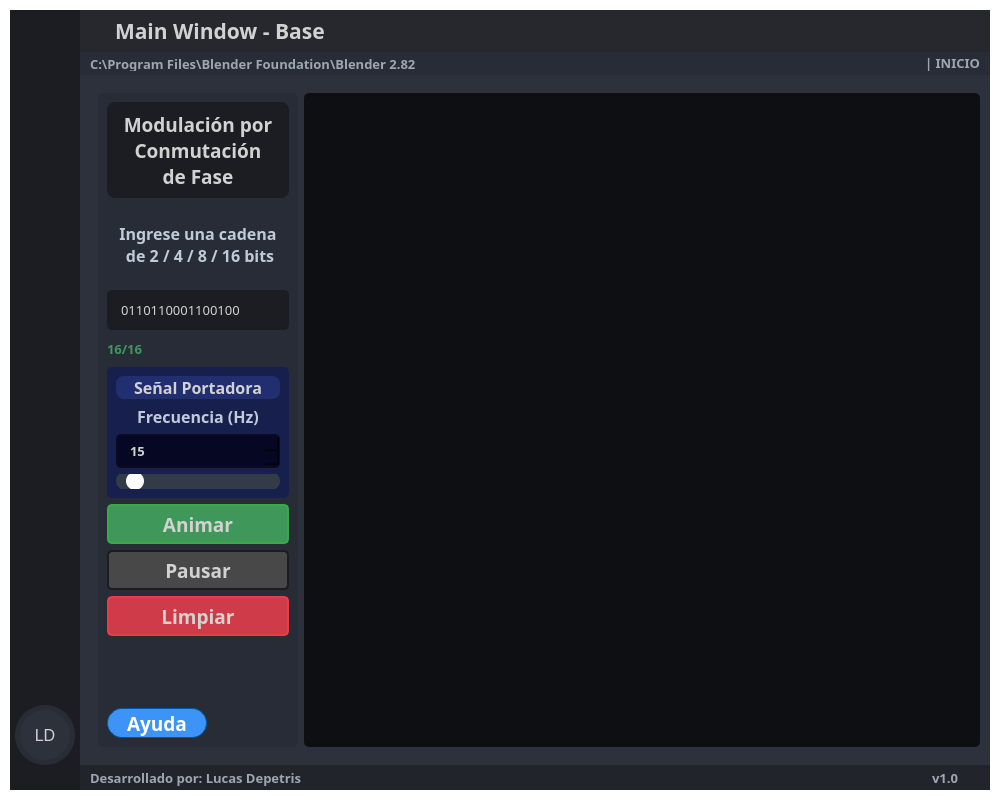
lucasdepetrisd/Signal-Modulation-Analyzer, file src/ui/GUI_BASE.ui: the form before one commit.
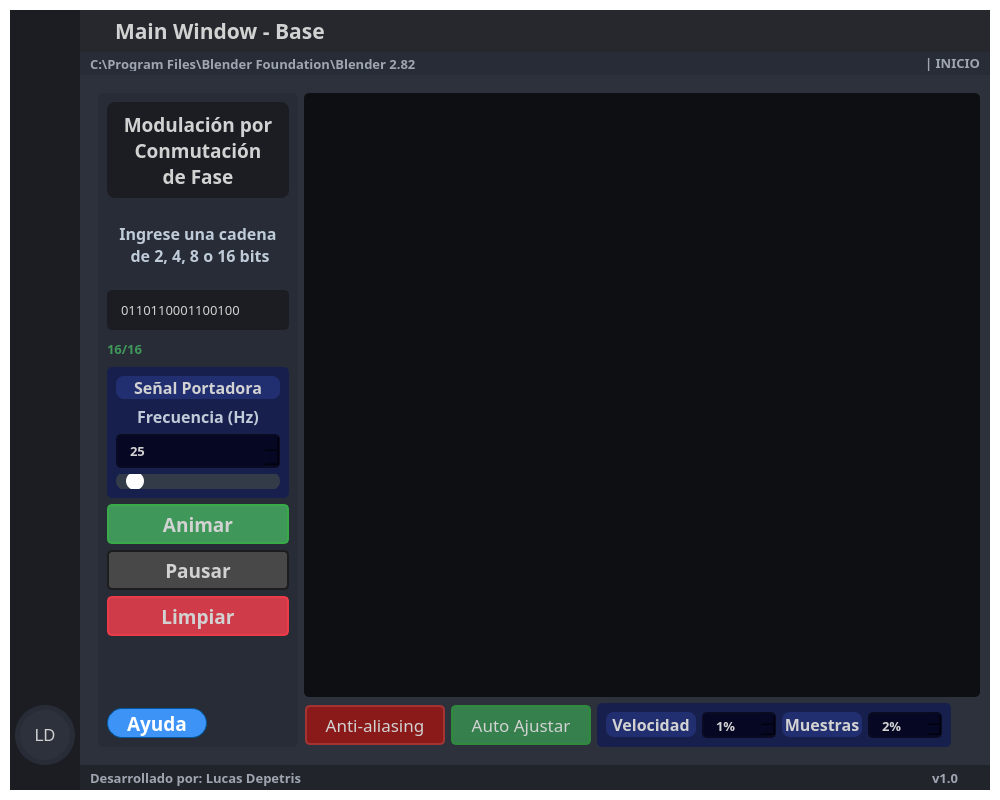
The form after the commit. The open tabs and pages were chosen to show the change. Icons and pictures are not drawn. Custom widgets are drawn as their Qt base class.

The edit to the form file:
```diff
--- a/src/ui/GUI_BASE.ui
+++ b/src/ui/GUI_BASE.ui
@@ -4387,7 +4387,7 @@
                            </property>
                            <property name="text">
                             <string>Ingrese una cadena
- de 2 / 4 / 8 / 16 bits</string>
+ de 2, 4, 8 o 16 bits</string>
                            </property>
                            <property name="alignment">
                             <set>Qt::AlignCenter</set>
@@ -4563,7 +4563,7 @@
                                <number>200</number>
                               </property>
                               <property name="value">
-                               <number>15</number>
+                               <number>25</number>
                               </property>
                              </widget>
                             </item>
@@ -4683,6 +4683,466 @@
                           </property>
                          </widget>
                         </item>
+                        <item alignment="Qt::AlignLeft">
+                         <widget class="QFrame" name="frame_45">
+                          <property name="minimumSize">
+                           <size>
+                            <width>0</width>
+                            <height>0</height>
+                           </size>
+                          </property>
+                          <property name="maximumSize">
+                           <size>
+                            <width>16777215</width>
+                            <height>50</height>
+                           </size>
+                          </property>
+                          <property name="frameShape">
+                           <enum>QFrame::NoFrame</enum>
+                          </property>
+                          <layout class="QHBoxLayout" name="horizontalLayout_38">
+                           <property name="spacing">
+                            <number>6</number>
+                           </property>
+                           <property name="leftMargin">
+                            <number>1</number>
+                           </property>
+                           <property name="topMargin">
+                            <number>6</number>
+                           </property>
+                           <property name="rightMargin">
+                            <number>0</number>
+                           </property>
+                           <property name="bottomMargin">
+                            <number>0</number>
+                           </property>
+                           <item>
+                            <widget class="QPushButton" name="Btn_antialiasPSK">
+                             <property name="sizePolicy">
+                              <sizepolicy hsizetype="Minimum" vsizetype="Preferred">
+                               <horstretch>0</horstretch>
+                               <verstretch>0</verstretch>
+                              </sizepolicy>
+                             </property>
+                             <property name="minimumSize">
+                              <size>
+                               <width>140</width>
+                               <height>30</height>
+                              </size>
+                             </property>
+                             <property name="maximumSize">
+                              <size>
+                               <width>16777215</width>
+                               <height>40</height>
+                              </size>
+                             </property>
+                             <property name="font">
+                              <font>
+                               <family>Satoshi Black</family>
+                               <pointsize>13</pointsize>
+                               <weight>50</weight>
+                               <bold>false</bold>
+                              </font>
+                             </property>
+                             <property name="styleSheet">
+                              <string notr="true">QPushButton {
+	border: 2px solid rgb(46, 139, 59);
+	border-radius: 5px;	
+	background-color: rgb(53, 128, 76);
+}
+QPushButton:hover {
+	background-color: rgb(52, 168, 71);
+	border: 2px solid rgb(48, 156, 57);
+}
+QPushButton:pressed, QPushButton:checked {	
+	background-color: rgb(138, 26, 26);
+	border: 2px solid rgb(163, 52, 52);
+}
+</string>
+                             </property>
+                             <property name="text">
+                              <string>Anti-aliasing</string>
+                             </property>
+                             <property name="icon">
+                              <iconset resource="files.qrc">
+                               <normaloff>:/16x16/icons/16x16/cil-double-quote-sans-right.png</normaloff>:/16x16/icons/16x16/cil-double-quote-sans-right.png</iconset>
+                             </property>
+                             <property name="checkable">
+                              <bool>true</bool>
+                             </property>
+                             <property name="checked">
+                              <bool>true</bool>
+                             </property>
+                             <property name="autoRepeat">
+                              <bool>false</bool>
+                             </property>
+                             <property name="flat">
+                              <bool>false</bool>
+                             </property>
+                            </widget>
+                           </item>
+                           <item>
+                            <widget class="QPushButton" name="Btn_autoajustadoPSK">
+                             <property name="sizePolicy">
+                              <sizepolicy hsizetype="Minimum" vsizetype="Preferred">
+                               <horstretch>0</horstretch>
+                               <verstretch>0</verstretch>
+                              </sizepolicy>
+                             </property>
+                             <property name="minimumSize">
+                              <size>
+                               <width>140</width>
+                               <height>30</height>
+                              </size>
+                             </property>
+                             <property name="maximumSize">
+                              <size>
+                               <width>16777215</width>
+                               <height>40</height>
+                              </size>
+                             </property>
+                             <property name="font">
+                              <font>
+                               <family>Satoshi Black</family>
+                               <pointsize>13</pointsize>
+                               <weight>50</weight>
+                               <bold>false</bold>
+                              </font>
+                             </property>
+                             <property name="styleSheet">
+                              <string notr="true">QPushButton {
+	border: 2px solid rgb(46, 139, 59);
+	border-radius: 5px;	
+	background-color: rgb(53, 128, 76);
+}
+QPushButton:hover {
+	background-color: rgb(52, 168, 71);
+	border: 2px solid rgb(48, 156, 57);
+}
+QPushButton:pressed, QPushButton:checked {	
+	background-color: rgb(138, 26, 26);
+	border: 2px solid rgb(163, 52, 52);
+}
+</string>
+                             </property>
+                             <property name="text">
+                              <string>Auto Ajustar</string>
+                             </property>
+                             <property name="icon">
+                              <iconset resource="files.qrc">
+                               <normaloff>:/16x16/icons/16x16/cil-cursor-move.png</normaloff>:/16x16/icons/16x16/cil-cursor-move.png</iconset>
+                             </property>
+                             <property name="checkable">
+                              <bool>false</bool>
+                             </property>
+                             <property name="checked">
+                              <bool>false</bool>
+                             </property>
+                            </widget>
+                           </item>
+                           <item alignment="Qt::AlignHCenter|Qt::AlignVCenter">
+                            <widget class="QFrame" name="frame_46">
+                             <property name="sizePolicy">
+                              <sizepolicy hsizetype="Minimum" vsizetype="Preferred">
+                               <horstretch>0</horstretch>
+                               <verstretch>0</verstretch>
+                              </sizepolicy>
+                             </property>
+                             <property name="minimumSize">
+                              <size>
+                               <width>260</width>
+                               <height>25</height>
+                              </size>
+                             </property>
+                             <property name="styleSheet">
+                              <string notr="true">background-color: rgb(23, 32, 77);
+border-radius: 5px;</string>
+                             </property>
+                             <property name="frameShape">
+                              <enum>QFrame::StyledPanel</enum>
+                             </property>
+                             <property name="frameShadow">
+                              <enum>QFrame::Raised</enum>
+                             </property>
+                             <layout class="QHBoxLayout" name="horizontalLayout_39">
+                              <item>
+                               <widget class="QLabel" name="label_velPSK">
+                                <property name="minimumSize">
+                                 <size>
+                                  <width>90</width>
+                                  <height>10</height>
+                                 </size>
+                                </property>
+                                <property name="maximumSize">
+                                 <size>
+                                  <width>16777215</width>
+                                  <height>25</height>
+                                 </size>
+                                </property>
+                                <property name="font">
+                                 <font>
+                                  <family>Satoshi Black</family>
+                                  <pointsize>12</pointsize>
+                                  <weight>75</weight>
+                                  <bold>true</bold>
+                                 </font>
+                                </property>
+                                <property name="styleSheet">
+                                 <string notr="true">QLabel{
+	background-color: rgb(33, 46, 112);
+	border: 0px solid ;
+	border-radius: 8px;
+}</string>
+                                </property>
+                                <property name="text">
+                                 <string>Velocidad</string>
+                                </property>
+                                <property name="alignment">
+                                 <set>Qt::AlignCenter</set>
+                                </property>
+                               </widget>
+                              </item>
+                              <item>
+                               <widget class="QSpinBox" name="velocidadInputPSK">
+                                <property name="sizePolicy">
+                                 <sizepolicy hsizetype="Minimum" vsizetype="Preferred">
+                                  <horstretch>0</horstretch>
+                                  <verstretch>0</verstretch>
+                                 </sizepolicy>
+                                </property>
+                                <property name="minimumSize">
+                                 <size>
+                                  <width>0</width>
+                                  <height>15</height>
+                                 </size>
+                                </property>
+                                <property name="font">
+                                 <font>
+                                  <family>Satoshi</family>
+                                  <pointsize>10</pointsize>
+                                  <weight>75</weight>
+                                  <bold>true</bold>
+                                 </font>
+                                </property>
+                                <property name="toolTip">
+                                 <string/>
+                                </property>
+                                <property name="layoutDirection">
+                                 <enum>Qt::LeftToRight</enum>
+                                </property>
+                                <property name="styleSheet">
+                                 <string notr="true">QSpinBox{
+	background-color: rgb(5, 7, 35);
+	border-radius: 5px;
+	border: 2px solid rgb(10, 11, 35);
+	padding: 5px;
+	padding-left: 10px;
+}
+QSpinBox:hover{
+	border: 2px solid rgb(0, 0, 127)
+}
+QSpinBox QAbstractItemView {
+	color: rgb(85, 170, 255);	
+	background-color: rgb(27, 29, 35);
+	padding: 10px;
+	selection-background-color: rgb(27, 29, 35);
+}
+/*
+rgb(27, 29, 35);
+rgb(13, 9, 59)
+*/
+
+QSpinBox::up-button{
+	width: 25px; 
+	border-left-width: 3px;
+	border-left-color: rgba(39, 44, 54, 150);
+	border-left-style: solid;
+	border-top-right-radius: 3px;
+	border-bottom-right-radius: 3px;	
+	background-image: url(:/16x16/icons/16x16/cil-arrow-top.png);
+	background-position: center;
+	background-repeat: no-reperat;
+}
+
+QSpinBox::up-button:hover{
+	background-color: rgb(80, 80, 80)
+}
+
+QSpinBox::down-button:hover{
+	background-color: rgb(80, 80, 80)
+}
+
+QSpinBox::down-button{
+	width: 25px; 
+	border-left-width: 3px;
+	border-left-color: rgba(39, 44, 54, 150);
+	border-left-style: solid;
+	border-top-right-radius: 3px;
+	border-bottom-right-radius: 3px;	
+	background-image: url(:/16x16/icons/16x16/cil-arrow-bottom.png);
+	background-position: center;
+	background-repeat: no-reperat;
+}</string>
+                                </property>
+                                <property name="buttonSymbols">
+                                 <enum>QAbstractSpinBox::UpDownArrows</enum>
+                                </property>
+                                <property name="suffix">
+                                 <string>%</string>
+                                </property>
+                                <property name="minimum">
+                                 <number>1</number>
+                                </property>
+                                <property name="maximum">
+                                 <number>100</number>
+                                </property>
+                                <property name="value">
+                                 <number>1</number>
+                                </property>
+                               </widget>
+                              </item>
+                              <item>
+                               <widget class="QLabel" name="label_samPSK">
+                                <property name="minimumSize">
+                                 <size>
+                                  <width>80</width>
+                                  <height>10</height>
+                                 </size>
+                                </property>
+                                <property name="maximumSize">
+                                 <size>
+                                  <width>16777215</width>
+                                  <height>25</height>
+                                 </size>
+                                </property>
+                                <property name="font">
+                                 <font>
+                                  <family>Satoshi Black</family>
+                                  <pointsize>12</pointsize>
+                                  <weight>75</weight>
+                                  <bold>true</bold>
+                                 </font>
+                                </property>
+                                <property name="styleSheet">
+                                 <string notr="true">QLabel{
+	background-color: rgb(33, 46, 112);
+	border: 0px solid ;
+	border-radius: 8px;
+}</string>
+                                </property>
+                                <property name="text">
+                                 <string>Muestras</string>
+                                </property>
+                                <property name="alignment">
+                                 <set>Qt::AlignCenter</set>
+                                </property>
+                               </widget>
+                              </item>
+                              <item>
+                               <widget class="QSpinBox" name="samplesInputPSK">
+                                <property name="sizePolicy">
+                                 <sizepolicy hsizetype="Minimum" vsizetype="Preferred">
+                                  <horstretch>0</horstretch>
+                                  <verstretch>0</verstretch>
+                                 </sizepolicy>
+                                </property>
+                                <property name="minimumSize">
+                                 <size>
+                                  <width>0</width>
+                                  <height>15</height>
+                                 </size>
+                                </property>
+                                <property name="font">
+                                 <font>
+                                  <family>Satoshi</family>
+                                  <pointsize>10</pointsize>
+                                  <weight>75</weight>
+                                  <bold>true</bold>
+                                 </font>
+                                </property>
+                                <property name="toolTip">
+                                 <string/>
+                                </property>
+                                <property name="layoutDirection">
+                                 <enum>Qt::LeftToRight</enum>
+                                </property>
+                                <property name="styleSheet">
+                                 <string notr="true">QSpinBox{
+	background-color: rgb(5, 7, 35);
+	border-radius: 5px;
+	border: 2px solid rgb(10, 11, 35);
+	padding: 5px;
+	padding-left: 10px;
+}
+QSpinBox:hover{
+	border: 2px solid rgb(0, 0, 127)
+}
+QSpinBox QAbstractItemView {
+	color: rgb(85, 170, 255);	
+	background-color: rgb(27, 29, 35);
+	padding: 10px;
+	selection-background-color: rgb(27, 29, 35);
+}
+/*
+rgb(27, 29, 35);
+rgb(13, 9, 59)
+*/
+
+QSpinBox::up-button{
+	width: 25px; 
+	border-left-width: 3px;
+	border-left-color: rgba(39, 44, 54, 150);
+	border-left-style: solid;
+	border-top-right-radius: 3px;
+	border-bottom-right-radius: 3px;	
+	background-image: url(:/16x16/icons/16x16/cil-arrow-top.png);
+	background-position: center;
+	background-repeat: no-reperat;
+}
+
+QSpinBox::up-button:hover{
+	background-color: rgb(80, 80, 80)
+}
+
+QSpinBox::down-button:hover{
+	background-color: rgb(80, 80, 80)
+}
+
+QSpinBox::down-button{
+	width: 25px; 
+	border-left-width: 3px;
+	border-left-color: rgba(39, 44, 54, 150);
+	border-left-style: solid;
+	border-top-right-radius: 3px;
+	border-bottom-right-radius: 3px;	
+	background-image: url(:/16x16/icons/16x16/cil-arrow-bottom.png);
+	background-position: center;
+	background-repeat: no-reperat;
+}</string>
+                                </property>
+                                <property name="buttonSymbols">
+                                 <enum>QAbstractSpinBox::UpDownArrows</enum>
+                                </property>
+                                <property name="suffix">
+                                 <string>%</string>
+                                </property>
+                                <property name="minimum">
+                                 <number>1</number>
+                                </property>
+                                <property name="maximum">
+                                 <number>100</number>
+                                </property>
+                                <property name="value">
+                                 <number>2</number>
+                                </property>
+                               </widget>
+                              </item>
+                             </layout>
+                            </widget>
+                           </item>
+                          </layout>
+                         </widget>
+                        </item>
                        </layout>
                       </widget>
                      </widget>
@@ -7456,13 +7916,7 @@
   <customwidget>
    <class>MplWidget</class>
    <extends>QWidget</extends>
-   <header>mplwidget.h</header>
-   <container>1</container>
-  </customwidget>
-  <customwidget>
-   <class>MplWidgetFSK</class>
-   <extends>QWidget</extends>
-   <header>mplwidgetfsk.h</header>
+   <header>modulation.mplwidget.h</header>
    <container>1</container>
   </customwidget>
   <customwidget>
@@ -7470,6 +7924,12 @@
    <extends>QGraphicsView</extends>
    <header>pyqtgraph</header>
   </customwidget>
+  <customwidget>
+   <class>MplWidgetFSK</class>
+   <extends>QWidget</extends>
+   <header>modulation.mplwidget.h</header>
+   <container>1</container>
+  </customwidget>
  </customwidgets>
  <tabstops>
   <tabstop>btn_minimize</tabstop>
```
Left out of the diff: 996 changed lines with no effect on the pictures.
